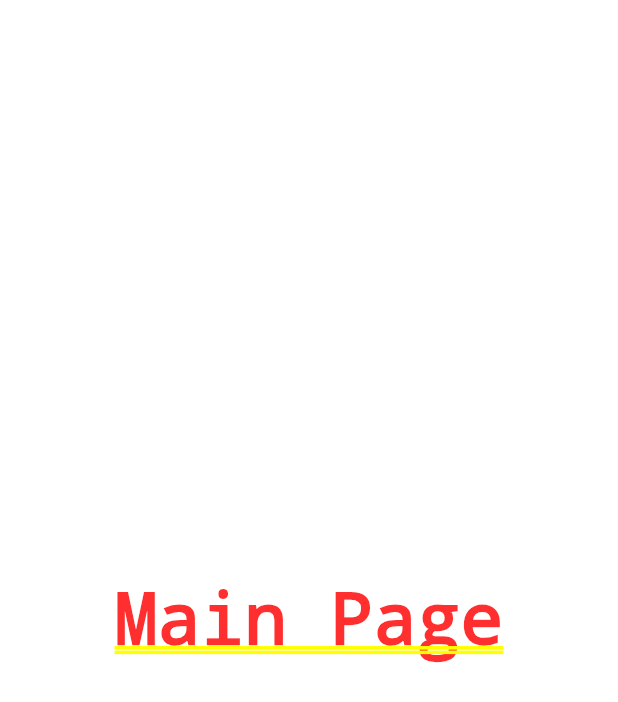
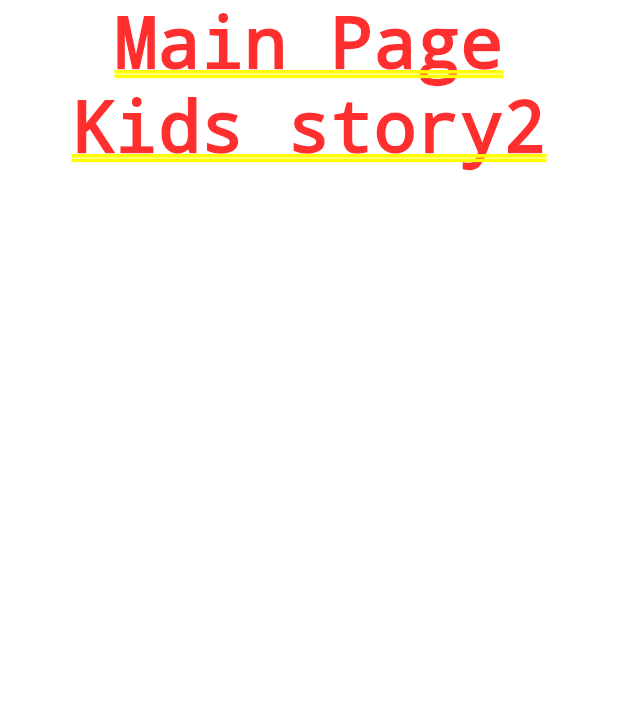
Before and after one commit to vglug/kids_stories, a Flutter app: the screen it shows after launch, on a phone screen of 412 x 824 dp. Shown: the top 702 px of the screen. Run offline on Flutter 3.47's test engine with Material 2 defaults, Android fonts, the phone set to English and light mode, and no system bars.

Commit message:
Home page modified

```diff
--- a/lib/main_page.dart
+++ b/lib/main_page.dart
@@ -10,8 +10,19 @@ class MainPage extends StatefulWidget {
 class _MainPageState extends State<MainPage> {
   @override
   Widget build(BuildContext context) {
-    return const Center(
-      child: Text("Main Page"),
+    return  Center(
+      child: Column(
+        children: [
+          Column(
+            children: [
+              Text(
+                "Main Page"
+                ),
+            ],
+          ),
+           Text("Kids story2")
+        ],
+      ),
     );
   }
 }
```
